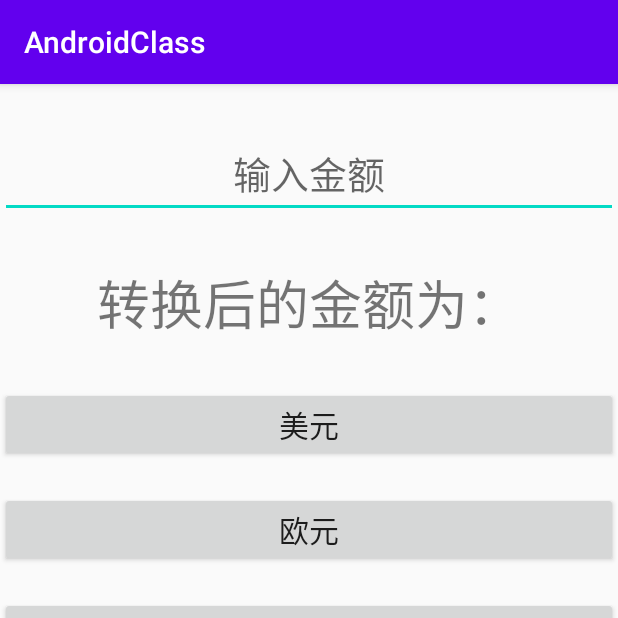
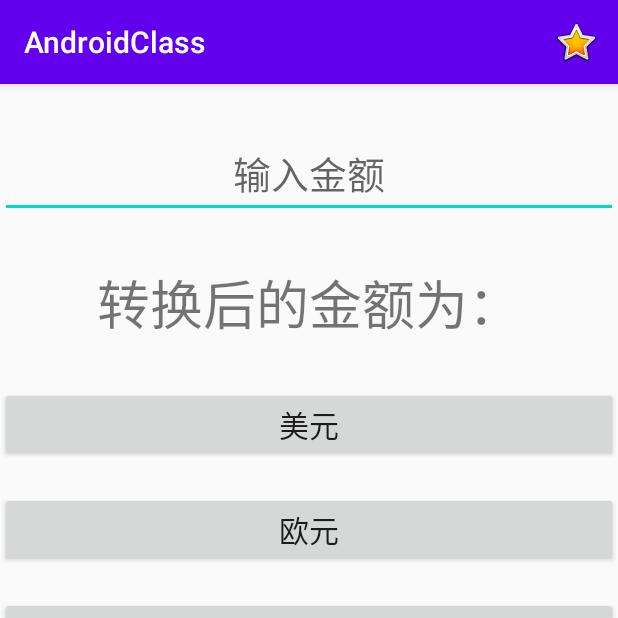
Before and after one commit to ytt-fish/AndroidClass, an Android app: the screen it shows after launch (RateActivity), on a phone screen of 412 x 824 dp, the top half of it. Run offline under Robolectric (Android 15) with nearby library versions, the phone set to English and light mode, and no system bars.

Commit message:
菜单的使用

```diff
--- /dev/null
+++ b/app/src/main/res/menu/rate.xml
@@ -0,0 +1,10 @@
+<?xml version="1.0" encoding="utf-8"?>
+<menu xmlns:app="http://schemas.android.com/apk/res-auto"
+    xmlns:android="http://schemas.android.com/apk/res/android">
+
+    <item
+        android:id="@+id/menu_set"
+        android:icon="@android:drawable/btn_star_big_on"
+        android:title="@string/item"
+        app:showAsAction="always" />
+</menu>
```
Also changed, not shown: app/src/main/java/com/example/androidclass/RateActivity.java (+37 -8 lines), app/src/main/res/values/strings.xml (+5 -4 lines).
